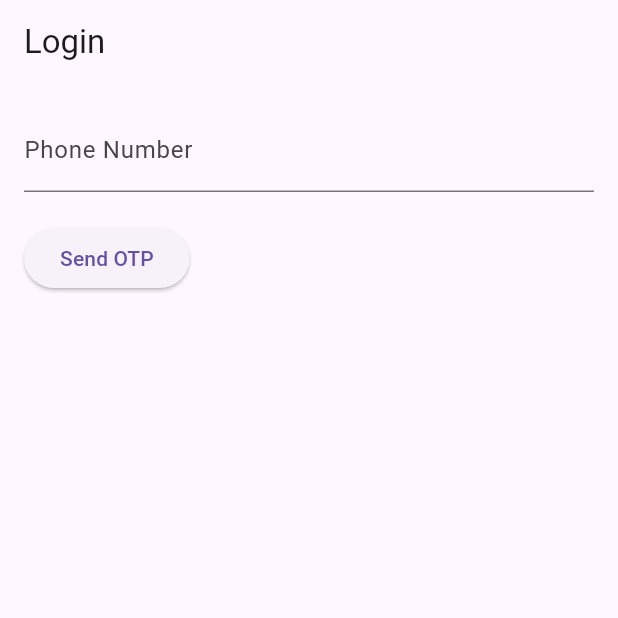
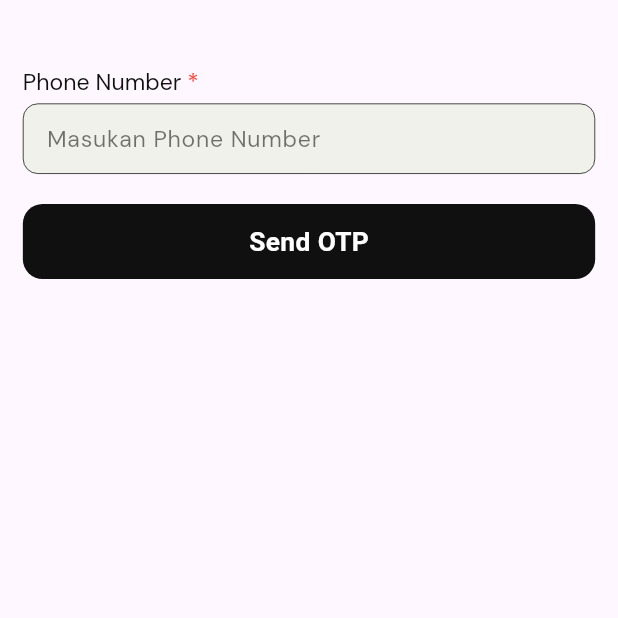
Before and after one commit to pahmiudahgede/rijig_mobile, a Flutter app: the LoginScreen screen opened by its route, on a phone screen of 412 x 824 dp, the top half of it. Run offline on Flutter 3.47's test engine with Material 3 defaults, Android fonts, the phone set to English and light mode, and no system bars; our stand-ins replace concentric_transition, flutter_dotenv, flutter_screenutil, flutter_svg, gap, go_router and 4 more; accounts and stored records are empty.

Commit message:
fix: fixing nulable return from verif auth

```diff
--- a/lib/screen/auth/login_screen.dart
+++ b/lib/screen/auth/login_screen.dart
@@ -1,7 +1,10 @@
 import 'package:flutter/material.dart';
 import 'package:provider/provider.dart';
+import 'package:rijig_mobile/core/guide.dart';
 import 'package:rijig_mobile/core/router.dart';
 import 'package:rijig_mobile/viewmodel/auth_vmod.dart';
+import 'package:rijig_mobile/widget/buttoncard.dart';
+import 'package:rijig_mobile/widget/formfiled.dart';
 
 class LoginScreen extends StatelessWidget {
   final _phoneController = TextEditingController();
@@ -11,10 +14,10 @@ class LoginScreen extends StatelessWidget {
   @override
   Widget build(BuildContext context) {
     return Scaffold(
-      appBar: AppBar(title: Text('Login')),
-      body: Padding(
-        padding: const EdgeInsets.all(16.0),
-        child: Consumer<UserViewModel>(
+      body: SafeArea(
+        child: Padding(
+          padding: PaddingCustom().paddingHorizontalVertical(15, 30),
+          child: Consumer<AuthViewModel>(
             builder: (context, userVM, child) {
               if (userVM.authModel?.status == 200) {
                 Future.delayed(Duration.zero, () {
@@ -25,25 +28,34 @@ class LoginScreen extends StatelessWidget {
               return Column(
                 crossAxisAlignment: CrossAxisAlignment.start,
                 children: [
-                TextField(
-                  controller: _phoneController,
+                  FormFieldOne(
+                    controllers: _phoneController,
+                    hintText: 'Phone Number',
+                    isRequired: true,
+                    onTap: () {},
                     keyboardType: TextInputType.phone,
-                  decoration: InputDecoration(
-                    labelText: 'Phone Number',
                     errorText: userVM.errorMessage,
                   ),
-                ),
                   SizedBox(height: 20),
+
                   userVM.isLoading
                       ? CircularProgressIndicator()
-                    : ElevatedButton(
-                      onPressed: () {
+                      : CardButtonOne(
+                        textButton: 'Send OTP',
+                        fontSized: 16,
+                        colorText: Colors.white,
+                        borderRadius: 12,
+                        horizontal: double.infinity,
+                        vertical: 50,
+                        onTap: () {
                           if (_phoneController.text.isNotEmpty) {
                             userVM.login(_phoneController.text);
                           }
                         },
-                      child: Text('Send OTP'),
+                        loadingTrue: userVM.isLoading,
+                        usingRow: false,
                       ),
+
                   if (userVM.authModel != null)
                     Text(
                       userVM.authModel!.message,
@@ -59,6 +71,7 @@ class LoginScreen extends StatelessWidget {
             },
           ),
         ),
+      ),
     );
   }
 }
--- /dev/null
+++ b/lib/widget/buttoncard.dart
@@ -0,0 +1,89 @@
+import 'package:flutter/material.dart';
+import 'package:flutter_screenutil/flutter_screenutil.dart';
+import 'package:google_fonts/google_fonts.dart';
+import 'package:rijig_mobile/core/guide.dart';
+
+class CardButtonOne extends StatelessWidget {
+  final String textButton;
+  final double fontSized;
+  final Color colorText;
+  final double borderRadius;
+  final double horizontal;
+  final double vertical;
+  final Function() onTap;
+  final Color? color;
+  final BoxBorder? borderAll;
+  final bool loadingTrue;
+  final bool usingRow;
+  final MainAxisSize mainAxisSize;
+  final Widget? child;
+  const CardButtonOne({
+    super.key,
+    required this.textButton,
+    required this.fontSized,
+    required this.colorText,
+    required this.borderRadius,
+    required this.horizontal,
+    required this.vertical,
+    required this.onTap,
+    this.loadingTrue = false,
+    this.usingRow = false,
+    this.color,
+    this.borderAll,
+    this.mainAxisSize = MainAxisSize.max,
+    this.child,
+  });
+
+  @override
+  Widget build(BuildContext context) {
+    return InkWell(
+      onTap: onTap,
+      child: Container(
+        height: vertical,
+        width: horizontal,
+        decoration: BoxDecoration(
+          color: color ?? blackNavyColor,
+          borderRadius: BorderRadius.circular(borderRadius).w,
+          border: borderAll,
+        ),
+        margin: EdgeInsets.zero,
+        child: Center(
+          child:
+              (!loadingTrue)
+                  ? usingRow == false
+                      ? Text(
+                        textButton,
+                        style: GoogleFonts.roboto(
+                          textStyle: TextStyle(
+                            fontWeight: bold,
+                            fontSize: fontSized.sp,
+                            color: colorText,
+                          ),
+                        ),
+                      )
+                      : Row(
+                        mainAxisSize: mainAxisSize,
+                        children: [
+                          Text(
+                            textButton,
+                            style: GoogleFonts.roboto(
+                              textStyle: TextStyle(
+                                fontWeight: medium,
+                                fontSize: fontSized.sp,
+                                color: colorText,
+                              ),
+                            ),
+                          ),
+                          GapCustom().gapValue(10, false),
+                          Container(child: child),
+                        ],
+                      )
+                  : CircularProgressIndicator(
+                    backgroundColor: whiteColor,
+                    color: primaryColor,
+                  ),
+        ),
+      ),
+    );
+  }
+}
--- /dev/null
+++ b/lib/widget/formfiled.dart
@@ -0,0 +1,256 @@
+import 'package:flutter/material.dart';
+import 'package:flutter_screenutil/flutter_screenutil.dart';
+import 'package:google_fonts/google_fonts.dart';
+import 'package:rijig_mobile/core/guide.dart';
+
+class FormFieldOne extends StatefulWidget {
+  const FormFieldOne({
+    super.key,
+    this.fontSize,
+    this.fontSizeField,
+    this.controllers,
+    this.hintText = '',
+    this.enabled = true,
+    required this.isRequired,
+    this.maxLines = 1,
+    this.minLines = 1,
+    this.keyboardType = TextInputType.text,
+    this.textInputAction = TextInputAction.next,
+    this.prefixIcon,
+    this.prefix,
+    this.errorText,
+    this.errorTextWidget,
+    this.suffixIcon,
+    this.inputColor,
+    this.textColor,
+    this.isObsecure = false,
+    this.isHasHint = true,
+    this.isPrice = false,
+    this.placeholder,
+    this.onChangeText,
+    required this.onTap,
+    this.isHandOver = false,
+    this.focusNode,
+    this.borderColor,
+    this.onEditingComplete,
+    this.hintTextStyle,
+    this.hintTextBoxFieldStyle,
+    this.typeFormat,
+    this.onChanged,
+    this.scrollPadding = const EdgeInsets.all(0),
+    this.onFieldSubmitted,
+    this.validator,
+    this.readOnly = false,
+    this.controllerTextStyle,
+    this.maxLength,
+    this.onFocus = false,
+  });
+
+  final void Function(String)? onChanged;
+  final TextEditingController? controllers;
+  final double? fontSize;
+  final double? fontSizeField;
+  final String hintText;
+  final String? placeholder;
+  final bool enabled;
+  final bool readOnly;
+  final bool isRequired;
+  final bool isObsecure;
+  final bool isHasHint;
+  final bool isPrice;
+  final bool isHandOver;
+  final int maxLines;
+  final int minLines;
+  final String? typeFormat;
+  final FocusNode? focusNode;
+  final TextInputAction textInputAction;
+  final TextInputType keyboardType;
+  final EdgeInsets scrollPadding;
+  final Widget? prefixIcon;
+  final Widget? prefix;
+  final String? errorText;
+  final Widget? suffixIcon;
+  final Widget? errorTextWidget;
+  final Color? inputColor;
+  final Color? borderColor;
+  final Color? textColor;
+  final Function? onChangeText;
+  final Function onTap;
+  final Function? onEditingComplete;
+  final TextStyle? hintTextStyle;
+  final TextStyle? hintTextBoxFieldStyle;
+  final TextStyle? controllerTextStyle;
+  final Function(String)? onFieldSubmitted;
+  final FormFieldValidator<String>? validator;
+  final int? maxLength;
+  final bool onFocus;
+
+  @override
+  State<FormFieldOne> createState() => _FormFieldOneState();
+}
+
+class _FormFieldOneState extends State<FormFieldOne> {
+  late FocusNode _focusNode;
+
+  @override
+  void initState() {
+    super.initState();
+
+    _focusNode =
+        widget.isRequired ? (widget.focusNode ?? FocusNode()) : FocusNode();
+  }
+
+  @override
+  void dispose() {
+    if (widget.controllers != null) {
+      widget.controllers?.dispose();
+    }
+    _focusNode.dispose();
+    super.dispose();
+  }
+
+  @override
+  Widget build(BuildContext context) {
+    return Column(
+      children: [
+        if (widget.isHasHint)
+          widget.isHasHint == true &&
+                  widget.isRequired == true &&
+                  widget.hintText != ''
+              ? Container(
+                margin: const EdgeInsets.fromLTRB(0, 12, 16, 4),
+                child: Row(
+                  mainAxisAlignment: MainAxisAlignment.start,
+                  children: [
+                    Expanded(
+                      child: RichText(
+                        text: TextSpan(
+                          style: GoogleFonts.dmSans(
+                            fontSize: widget.fontSize ?? 14.sp,
+                            color: blackNavyColor,
+                          ),
+                          children: [
+                            TextSpan(
+                              text: widget.hintText,
+                              style: widget.hintTextStyle,
+                            ),
+                            TextSpan(
+                              text: '\t*',
+                              style: GoogleFonts.dmSans(color: redColor),
+                            ),
+                          ],
+                        ),
+                      ),
+                    ),
+                  ],
+                ),
+              )
+              : widget.isHasHint && widget.hintText != ''
+              ? Container(
+                padding: PaddingCustom().paddingOnly(
+                  left: 0,
+                  top: 12,
+                  bottom: 4,
+                ),
+                alignment: Alignment.centerLeft,
+                child: Text(widget.hintText, style: widget.hintTextStyle),
+              )
+              : const SizedBox(height: 8),
+        Card(
+          margin: const EdgeInsets.all(0.0),
+          elevation: 0,
+          shape: RoundedRectangleBorder(
+            borderRadius: BorderRadius.circular(12),
+          ),
+          child: TextFormField(
+            readOnly: widget.readOnly,
+            scrollPadding: widget.scrollPadding,
+            minLines: widget.minLines,
+            textInputAction: widget.textInputAction,
+            focusNode: _focusNode,
+            onFieldSubmitted: widget.onFieldSubmitted,
+            controller: widget.controllers,
+            onChanged: widget.onChanged,
+            maxLength: widget.maxLength,
+            onTap: () {
+              widget.onTap();
+            },
+            onEditingComplete:
+                widget.onEditingComplete != null
+                    ? () {
+                      widget.onEditingComplete!();
+                    }
+                    : null,
+            enabled: widget.enabled,
+            obscureText: widget.isObsecure,
+            style:
+                widget.controllerTextStyle ??
+                GoogleFonts.dmSans(
+                  fontSize: widget.fontSizeField ?? 12.sp,
+                  fontWeight: regular,
+                  color:
+                      widget.textColor ??
+                      (widget.enabled ? Colors.black : Colors.black54),
+                ),
+            keyboardType: widget.keyboardType,
+            maxLines: widget.maxLines,
+            decoration: InputDecoration(
+              isDense: true,
+              fillColor: widget.inputColor ?? whiteColor,
+              filled: true,
+              hintText: widget.placeholder ?? 'Masukan ${widget.hintText}',
+              hintStyle:
+                  widget.hintTextBoxFieldStyle ??
+                  GoogleFonts.dmSans(
+                    fontSize: widget.fontSize ?? 14.sp,
+                    fontWeight: regular,
+                    color:
+                        widget.textColor ??
+                        (widget.enabled ? Colors.black54 : Colors.black38),
+                  ),
+              prefixIcon: widget.prefixIcon,
+              prefix: widget.prefix,
+              border: OutlineInputBorder(
+                borderRadius: BorderRadius.circular(10),
+                borderSide: BorderSide(color: blackNavyColor, width: 0.5),
+              ),
+              enabledBorder: OutlineInputBorder(
+                borderRadius: BorderRadius.circular(10),
+                borderSide: BorderSide(
+                  color: widget.borderColor ?? blackNavyColor,
+                  width: 0.5,
+                ),
+              ),
+              disabledBorder: OutlineInputBorder(
+                borderRadius: BorderRadius.circular(10),
+                borderSide: BorderSide(color: blackNavyColor, width: 0.5),
+              ),
+              focusedBorder:
+                  widget.isRequired
+                      ? OutlineInputBorder(
+                        borderRadius: BorderRadius.circular(10),
+                        borderSide: BorderSide(color: primaryColor, width: 0.5),
+                      )
+                      : OutlineInputBorder(
+                        borderRadius: BorderRadius.circular(10),
+                        borderSide: BorderSide(
+                          color: blackNavyColor,
+                          width: 0.5,
+                        ),
+                      ),
+              suffixIcon: widget.suffixIcon,
+            ),
+            validator:
+                widget.validator ??
+                (value) {
+                  if (value == null || value.isEmpty) {
+                    return 'Please enter some text';
+                  }
+                  return null;
+                },
+          ),
+        ),
+      ],
+    );
+  }
+}
--- a/pubspec.yaml
+++ b/pubspec.yaml
@@ -21,6 +21,7 @@ dependencies:
   http: ^1.3.0
   iconsax_flutter: ^1.0.0
   intl: ^0.20.2
+  pin_code_fields: ^8.0.1
   provider: ^6.1.4
   shared_preferences: ^2.3.3
 
```
Also changed, not shown: lib/main.dart (+14 -14 lines), lib/model/auth_model.dart (+31 -2 lines), lib/screen/app/profil/profil_screen.dart (+18 -1 lines), lib/screen/auth/otp_screen.dart (+53 -39 lines), lib/viewmodel/auth_vmod.dart (+10 -27 lines), pubspec.lock. Lines whose indentation alone changed are shown as unchanged.
